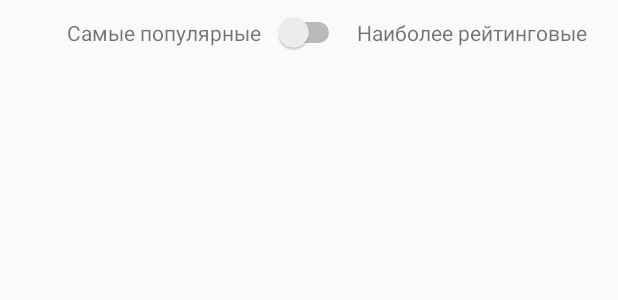
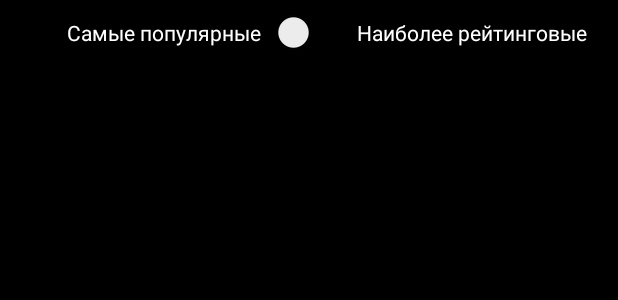
Before and after one commit to WhatsUp20/My-Moves-App, an Android app: the layout activity_main.xml on its own in the app's theme, with its tools: preview values and no code run, on a phone screen of 412 x 824 dp. Shown: the top 300 px of the screen. Run offline under Robolectric (Android 15) with nearby library versions, the phone set to English and light mode, and no system bars.

Commit message:
part3 (works with colors/switch and add two interfaces)

```diff
--- a/app/src/main/java/com/example/mymovies/utils/JSONUtils.java
+++ b/app/src/main/java/com/example/mymovies/utils/JSONUtils.java
@@ -32,7 +32,7 @@ public class JSONUtils {
         }
         try {
             JSONArray jsonArray = jsonObject.getJSONArray(KEY_RESULTS);
-            for (int i = 0; i < jsonArray.length();i++) {
+            for (int i = 0; i < jsonArray.length(); i++) {
                 JSONObject objectMovie = jsonArray.getJSONObject(i);
                 int id = objectMovie.getInt(KEY_ID);
                 int voteCount = objectMovie.getInt(KEY_VOTE_COUNT);
@@ -44,7 +44,7 @@ public class JSONUtils {
                 String backdropPath = objectMovie.getString(KEY_BACKDROP_PATH);
                 double voteAverage = objectMovie.getDouble(KEY_VOTE_AVERAGE);
                 String releaseDate = objectMovie.getString(KEY_RELEASE_DATE);
-                Movie movie = new Movie(id,voteCount,title,originalTitle,overview,posterPath,bigPosterPath,backdropPath,voteAverage,releaseDate);
+                Movie movie = new Movie(id, voteCount, title, originalTitle, overview, posterPath, bigPosterPath, backdropPath, voteAverage, releaseDate);
                 result.add(movie);
 
             }
--- a/app/src/main/res/layout/activity_main.xml
+++ b/app/src/main/res/layout/activity_main.xml
@@ -5,6 +5,7 @@
     xmlns:tools="http://schemas.android.com/tools"
     android:layout_width="match_parent"
     android:layout_height="match_parent"
+    android:background="@color/colorPrimaryDark"
     tools:context=".MainActivity">
 
 
@@ -24,6 +25,8 @@
         android:layout_height="wrap_content"
         android:layout_marginEnd="8dp"
         android:text="@string/most_popular"
+        android:textColor="@color/white_color"
+        android:onClick="onClickSetPopularity"
         app:layout_constraintBottom_toBottomOf="@+id/switchSort"
         app:layout_constraintEnd_toStartOf="@+id/switchSort"
         app:layout_constraintTop_toTopOf="@+id/switchSort" />
@@ -34,6 +37,8 @@
         android:layout_height="wrap_content"
         android:layout_marginStart="8dp"
         android:text="@string/top_rated"
+        android:textColor="@color/white_color"
+        android:onClick="onClockTopRated"
         app:layout_constraintBottom_toBottomOf="@+id/switchSort"
         app:layout_constraintStart_toEndOf="@+id/switchSort"
         app:layout_constraintTop_toTopOf="@+id/switchSort" />
@@ -42,7 +47,7 @@
         android:id="@+id/recyclerViewPosters"
         android:layout_width="0dp"
         android:layout_height="0dp"
-        android:layout_marginTop="1dp"
+        android:layout_marginTop="8dp"
         app:layout_constraintBottom_toBottomOf="parent"
         app:layout_constraintEnd_toEndOf="parent"
         app:layout_constraintStart_toStartOf="parent"
--- a/app/src/main/res/values/colors.xml
+++ b/app/src/main/res/values/colors.xml
@@ -1,6 +1,7 @@
 <?xml version="1.0" encoding="utf-8"?>
 <resources>
-    <color name="colorPrimary">#6200EE</color>
-    <color name="colorPrimaryDark">#3700B3</color>
-    <color name="colorAccent">#03DAC5</color>
+    <color name="colorPrimary">#000000</color>
+    <color name="colorPrimaryDark">#000000</color>
+    <color name="colorAccent">#FF4081</color>
+    <color name="white_color">#ffffff</color>
 </resources>
```
Also changed, not shown: app/src/main/java/com/example/mymovies/MainActivity.java (+60 -4 lines), app/src/main/java/com/example/mymovies/MovieAdapter.java (+31 -1 lines), app/src/main/java/com/example/mymovies/utils/NetworkUtils.java (+4 -4 lines).
